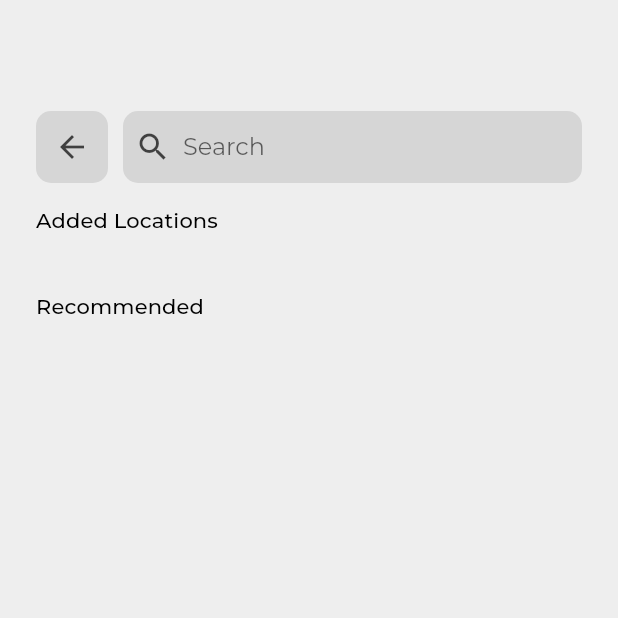
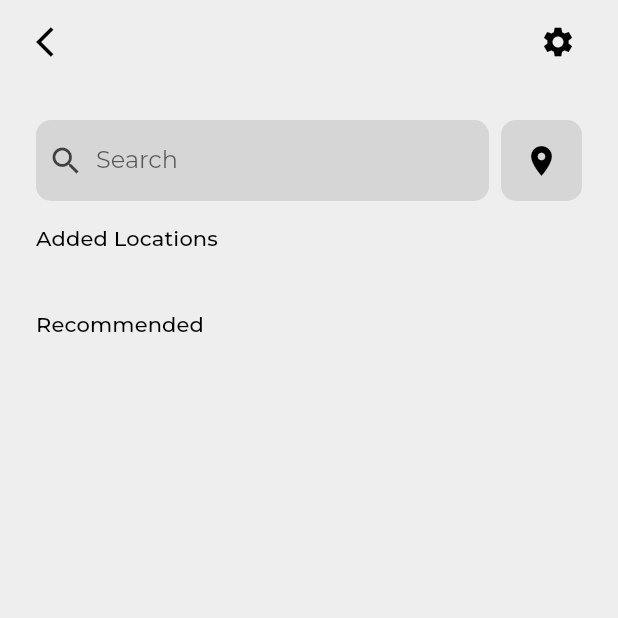
Before and after one commit to BaptisteLecat/weather_journey, a Flutter app: the LocationScreen screen opened by its route, on a phone screen of 412 x 824 dp, the top half of it. Run offline on Flutter 3.47's test engine with Material 2 defaults, Android fonts, the phone set to English and light mode, and no system bars; our stand-ins replace cloud_firestore, dio, firebase_auth, firebase_core, flutter_riverpod, freezed_annotation and 4 more; accounts and stored records are empty; generated files the repository leaves out were written again.

Commit message:
reworking appbar on location page

```diff
--- a/lib/src/features/locations/presentation/location_screen.dart
+++ b/lib/src/features/locations/presentation/location_screen.dart
@@ -1,5 +1,6 @@
 import 'package:flutter/material.dart';
 import 'package:flutter_riverpod/flutter_riverpod.dart';
+import 'package:go_router/go_router.dart';
 import 'package:weather_assistant/src/common_widgets/async_value_widget.dart';
 import 'package:weather_assistant/src/constants/app_sizes.dart';
 import 'package:weather_assistant/src/features/authentication/data/auth_repository.dart';
@@ -52,9 +53,44 @@ class _LocationScreenState extends State<LocationScreen> {
     BuildContext context,
   ) {
     return Scaffold(
+      appBar: AppBar(
+        backgroundColor: Colors.transparent,
+        elevation: 0,
+        shape: const RoundedRectangleBorder(
+          borderRadius: BorderRadius.vertical(
+            bottom: Radius.elliptical(Sizes.p20, Sizes.p24),
+          ),
+        ),
+        leading: Container(
+          margin: const EdgeInsets.only(left: Sizes.p16),
+          child: IconButton(
+            icon: const Icon(
+              Icons.arrow_back_ios,
+              color: Colors.black,
+            ),
+            onPressed: () {
+              context.pop();
+            },
+          ),
+        ),
+        actions: [
+          Container(
+            margin: const EdgeInsets.only(right: Sizes.p16),
+            child: IconButton(
+              icon: const Icon(
+                Icons.settings,
+                color: Colors.black,
+              ),
+              onPressed: () {
+                context.go('/');
+              },
+            ),
+          ),
+        ],
+      ),
       body: Padding(
         padding: const EdgeInsets.only(
-          top: 74,
+          top: Sizes.p24,
           left: Sizes.p24,
           right: Sizes.p24,
         ),
--- a/lib/src/features/locations/presentation/widget/location_header.dart
+++ b/lib/src/features/locations/presentation/widget/location_header.dart
@@ -30,28 +30,13 @@ class _LocationHeaderState extends State<LocationHeader> {
 
   @override
   Widget build(BuildContext context) {
-    return Row(
+    return SizedBox(
+      height: 54,
+      child: Row(
         children: [
-        GestureDetector(
-          onTap: () => context.pop(),
-          child: Container(
-              height: 48,
-              width: 48,
-              decoration: BoxDecoration(
-                color: Colors.grey.withOpacity(0.3),
-                borderRadius: BorderRadius.circular(10),
-              ),
-              child: Center(
-                child: Icon(
-                  Icons.arrow_back,
-                  color: Colors.black.withOpacity(0.7),
-                ),
-              )),
-        ),
-        const SizedBox(width: 10),
           Expanded(
             child: Container(
-            height: 48,
+              height: 54,
               decoration: BoxDecoration(
                 color: Colors.grey.withOpacity(0.3),
                 borderRadius: BorderRadius.circular(10),
@@ -97,7 +82,24 @@ class _LocationHeaderState extends State<LocationHeader> {
               ),
             ),
           ),
+          const SizedBox(width: 8),
+          GestureDetector(
+            onTap: () {},
+            child: Container(
+              height: 54,
+              width: 54,
+              decoration: BoxDecoration(
+                color: Colors.grey.withOpacity(0.3),
+                borderRadius: BorderRadius.circular(10),
+              ),
+              child: const Icon(
+                Icons.location_on,
+                color: Colors.black,
+              ),
+            ),
+          ),
         ],
+      ),
     );
   }
 }
```
Lines whose indentation alone changed are shown as unchanged.
